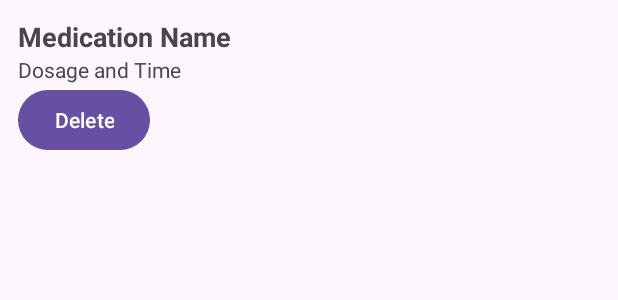
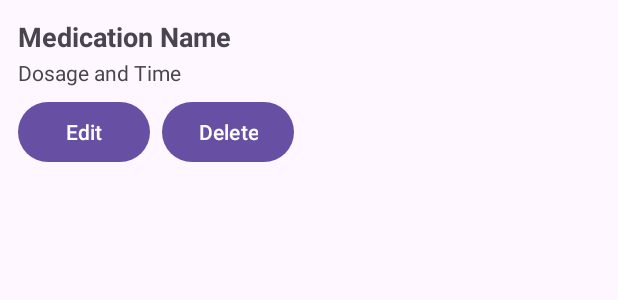
Before and after one commit to S00201014-ATU/MediTrack, an Android app: the layout item_medication.xml on its own in the app's theme, with its tools: preview values and no code run, on a phone screen of 412 x 824 dp. Shown: the top 300 px of the screen. Run offline under Robolectric (Android 15) with nearby library versions, the phone set to English and light mode, and no system bars.

Commit message:
Added Edit Medication feature with new screen, update logic, and WorkManager rescheduling

```diff
--- a/app/src/main/res/layout/item_medication.xml
+++ b/app/src/main/res/layout/item_medication.xml
@@ -4,6 +4,7 @@
     android:orientation="vertical"
     android:padding="12dp">
 
+    <!-- Medication name -->
     <TextView
         android:id="@+id/txtMedName"
         android:layout_width="wrap_content"
@@ -12,16 +13,33 @@
         android:textStyle="bold"
         android:textSize="18sp" />
 
+    <!-- Medication details -->
     <TextView
         android:id="@+id/txtMedDetails"
         android:layout_width="wrap_content"
         android:layout_height="wrap_content"
-        android:text="Dosage and Time" />
+        android:text="Dosage and Time"
+        android:textSize="14sp"
+        android:paddingTop="2dp" />
 
-    <Button
-        android:id="@+id/btnDelete"
+    <!-- Action buttons -->
+    <LinearLayout
         android:layout_width="wrap_content"
         android:layout_height="wrap_content"
-        android:text="Delete" />
+        android:orientation="horizontal"
+        android:paddingTop="6dp">
 
+        <Button
+            android:id="@+id/btnEdit"
+            android:layout_width="wrap_content"
+            android:layout_height="wrap_content"
+            android:text="Edit" />
+
+        <Button
+            android:id="@+id/btnDelete"
+            android:layout_width="wrap_content"
+            android:layout_height="wrap_content"
+            android:text="Delete"
+            android:layout_marginStart="8dp" />
+    </LinearLayout>
 </LinearLayout>
```
Also changed, not shown: app/src/main/java/com/example/meditrack/EditMedicationActivity.java (added, +160 -0 lines), app/src/main/java/com/example/meditrack/MedicationAdapter.java (+11 -1 lines), app/src/main/java/com/example/meditrack/MedicationDao.java (+8 -0 lines), app/src/main/res/layout/activity_edit_medication.xml (added, +48 -0 lines).
